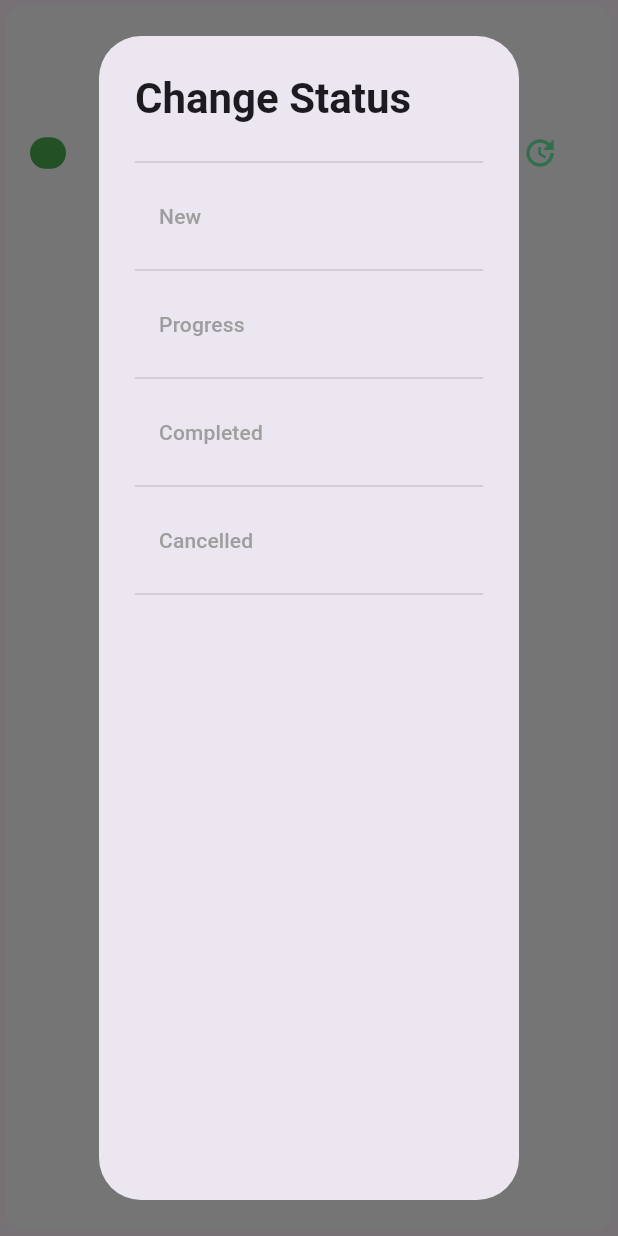
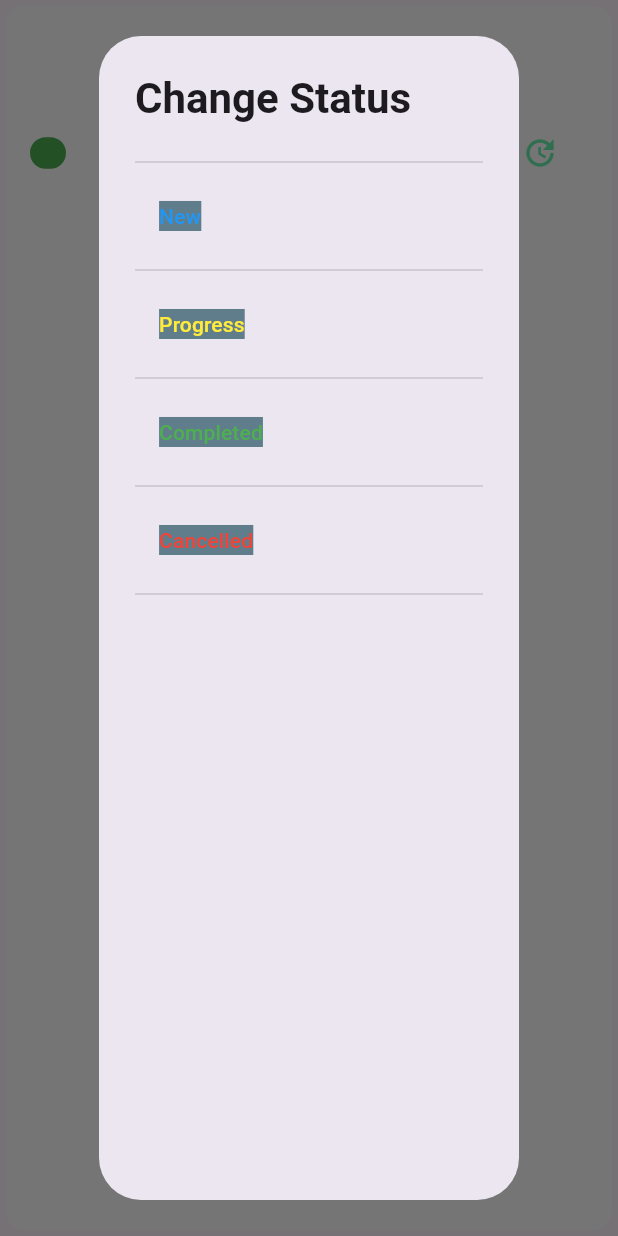
Before and after one commit to ShamimParvez32/task_manager_firebase_09_09_25, a Flutter app: the TaskItem widget shown alone on an empty page, opened directly with empty values, after a tap on the "update" icon, on a phone screen of 412 x 824 dp. Run offline on Flutter 3.47's test engine with Material 3 defaults, Android fonts, the phone set to English and light mode, and no system bars; our stand-ins replace cloud_firestore, firebase_auth, firebase_core, firebase_messaging, firebase_storage, flutter_svg and 4 more; accounts and stored records are empty.

```diff
--- a/lib/ui/widgets/task_item.dart
+++ b/lib/ui/widgets/task_item.dart
@@ -3,8 +3,6 @@
 import 'package:cloud_firestore/cloud_firestore.dart';
 import 'package:flutter/material.dart';
 import 'package:task_manager_firebase_09_09_25/data/models/taskModel.dart';
-import 'package:task_manager_firebase_09_09_25/data/services/network_caller.dart';
-import 'package:task_manager_firebase_09_09_25/data/utlis/urls.dart';
 import 'package:task_manager_firebase_09_09_25/ui/widgets/show_snakebar_message.dart';
 
 class TaskItem extends StatefulWidget {
@@ -77,28 +75,29 @@ class _TaskItemState extends State<TaskItem> {
             children: [
               Divider(),
               ListTile(
-                title: Text('New', style: textTheme.titleSmall),
+
+                title: Text('New', style: textTheme.titleSmall?.copyWith(color: Colors.blue,backgroundColor: Colors.blueGrey)),
                 onTap: () {
                  _taskStatusUpdate('New');
                 },
               ),
               Divider(),
               ListTile(
-                title: Text('Progress', style: textTheme.titleSmall),
+                title: Text('Progress', style: textTheme.titleSmall?.copyWith(color: Colors.yellow,backgroundColor: Colors.blueGrey)),
                 onTap: () {
                   _taskStatusUpdate('Progress');
                 },
               ),
               Divider(),
               ListTile(
-                title: Text('Completed', style: textTheme.titleSmall),
+                title: Text('Completed', style: textTheme.titleSmall?.copyWith(color: Colors.green,backgroundColor: Colors.blueGrey),),
                 onTap: () {
                   _taskStatusUpdate('Completed');
                 },
               ),
               Divider(),
               ListTile(
-                title: Text('Cancelled', style: textTheme.titleSmall),
+                title: Text('Cancelled', style: textTheme.titleSmall?.copyWith(color: Colors.red,backgroundColor: Colors.blueGrey)),
                 onTap: () {
                  _taskStatusUpdate('Cancelled');
 
--- a/pubspec.yaml
+++ b/pubspec.yaml
@@ -26,6 +26,8 @@ dependencies:
   firebase_messaging: ^16.0.1
   firebase_auth: ^6.0.2
   firebase_storage: ^13.0.1
+  sqflite: ^2.3.0
+  path: ^1.8.3
 
 dev_dependencies:
   flutter_test:
```
Also changed, not shown: lib/data/local/db_helper.dart (added, +70 -0 lines), pubspec.lock, 1 other file.
